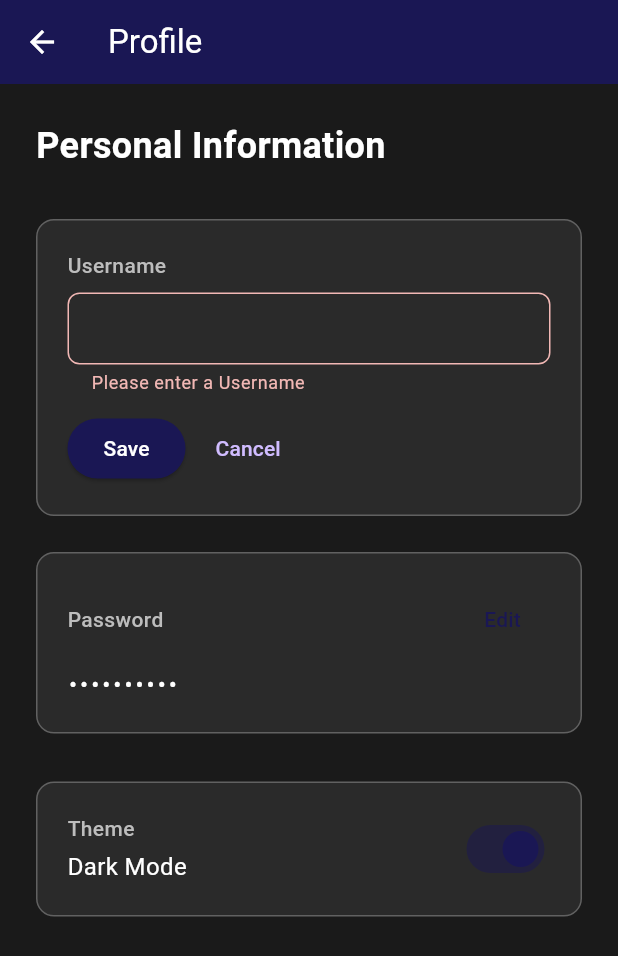
After one commit to kamcpp/miniBroker, a Flutter app: the ProfilePage screen opened directly, after a tap on "Edit", after a tap on "Save", on a phone screen of 412 x 824 dp. The commit adds this screen. Shown: the top 956 px of the screen. Run offline on Flutter 3.47's test engine with Material 3 defaults, Android fonts, the phone set to English and light mode, and no system bars; our stand-ins replace shared_preferences, sqflite; accounts and stored records are empty.

Commit message:
Add ProfilePage for user settings and implement username/password update functionality

```diff
--- /dev/null
+++ b/lib/screens/profile_page.dart
@@ -0,0 +1,506 @@
+import 'package:flutter/material.dart';
+import 'package:provider/provider.dart';
+import '../services/auth_service.dart';
+import '../services/theme_service.dart';
+import '../services/database_helper.dart';
+
+class ProfilePage extends StatefulWidget {
+  const ProfilePage({super.key});
+
+  @override
+  State<ProfilePage> createState() => _ProfilePageState();
+}
+
+class _ProfilePageState extends State<ProfilePage> {
+  final _formKey = GlobalKey<FormState>();
+  final _usernameController = TextEditingController();
+  final _passwordController = TextEditingController();
+  final _confirmPasswordController = TextEditingController();
+  final DatabaseHelper _databaseHelper = DatabaseHelper();
+
+  bool _isEditingUsername = false;
+  bool _isEditingPassword = false;
+  bool _isPasswordVisible = false;
+  bool _isLoading = false;
+
+  @override
+  void initState() {
+    super.initState();
+    _loadUserData();
+  }
+
+  @override
+  void dispose() {
+    _usernameController.dispose();
+    _passwordController.dispose();
+    _confirmPasswordController.dispose();
+    super.dispose();
+  }
+
+  void _loadUserData() {
+    final authService = Provider.of<AuthService>(context, listen: false);
+    _usernameController.text = authService.username;
+  }
+
+  @override
+  Widget build(BuildContext context) {
+    final authService = Provider.of<AuthService>(context);
+    final themeService = Provider.of<ThemeService>(context);
+    final _isDarkTheme = themeService.isDarkTheme;
+
+    return Theme(
+      data: _isDarkTheme ? ThemeData.dark() : ThemeData.light(),
+      child: Scaffold(
+        backgroundColor: _isDarkTheme ? const Color(0xFF1A1A1A) : Colors.grey[100],
+        appBar: AppBar(
+          title: const Text('Profile'),
+          backgroundColor: const Color(0xFF1a1754),
+          foregroundColor: Colors.white,
+          elevation: 0,
+          leading: IconButton(
+            icon: const Icon(Icons.arrow_back),
+            onPressed: () => Navigator.of(context).pop(),
+          ),
+        ),
+        body: SingleChildScrollView(
+          padding: const EdgeInsets.all(24),
+          child: Form(
+            key: _formKey,
+            child: Column(
+              crossAxisAlignment: CrossAxisAlignment.start,
+              children: [
+                // Header
+                Text(
+                  'Personal Information',
+                  style: TextStyle(
+                    fontSize: 24,
+                    fontWeight: FontWeight.bold,
+                    color: _isDarkTheme ? Colors.white : Colors.black,
+                  ),
+                ),
+
+                const SizedBox(height: 32),
+
+                // Username Section
+                _buildInfoSection(
+                  label: 'Username',
+                  value: authService.username,
+                  isEditing: _isEditingUsername,
+                  controller: _usernameController,
+                  onEdit: () => setState(() => _isEditingUsername = true),
+                  onSave: _saveUsername,
+                  onCancel: () {
+                    setState(() => _isEditingUsername = false);
+                    _usernameController.text = authService.username;
+                  },
+                  isDarkTheme: _isDarkTheme,
+                  canEdit: !_databaseHelper.isAdminUser(authService.username),
+                ),
+
+                const SizedBox(height: 24),
+
+                // Password Section
+                _buildPasswordSection(
+                  isDarkTheme: _isDarkTheme,
+                ),
+
+                const SizedBox(height: 32),
+
+                // Theme Toggle Section
+                _buildThemeSection(themeService, _isDarkTheme),
+              ],
+            ),
+          ),
+        ),
+      ),
+    );
+  }
+
+  Widget _buildInfoSection({
+    required String label,
+    required String value,
+    required bool isEditing,
+    required TextEditingController controller,
+    required VoidCallback onEdit,
+    required VoidCallback onSave,
+    required VoidCallback onCancel,
+    required bool isDarkTheme,
+    bool canEdit = true,
+  }) {
+    return Container(
+      padding: const EdgeInsets.all(20),
+      decoration: BoxDecoration(
+        color: isDarkTheme ? const Color(0xFF2A2A2A) : Colors.white,
+        borderRadius: BorderRadius.circular(12),
+        border: Border.all(
+          color: isDarkTheme ? Colors.grey[700]! : Colors.grey[300]!,
+          width: 1,
+        ),
+      ),
+      child: Column(
+        crossAxisAlignment: CrossAxisAlignment.start,
+        children: [
+          Row(
+            mainAxisAlignment: MainAxisAlignment.spaceBetween,
+            children: [
+              Text(
+                label,
+                style: TextStyle(
+                  fontSize: 14,
+                  fontWeight: FontWeight.w500,
+                  color: isDarkTheme ? Colors.grey[400] : Colors.grey[600],
+                ),
+              ),
+              if (canEdit && !isEditing)
+                TextButton(
+                  onPressed: onEdit,
+                  child: Text(
+                    'Edit',
+                    style: TextStyle(
+                      color: const Color(0xFF1a1754),
+                      fontSize: 14,
+                      fontWeight: FontWeight.w500,
+                    ),
+                  ),
+                ),
+            ],
+          ),
+
+          const SizedBox(height: 8),
+
+          if (isEditing) ...[
+            TextFormField(
+              controller: controller,
+              style: TextStyle(
+                fontSize: 16,
+                color: isDarkTheme ? Colors.white : Colors.black,
+              ),
+              decoration: InputDecoration(
+                border: OutlineInputBorder(
+                  borderRadius: BorderRadius.circular(8),
+                ),
+                contentPadding: const EdgeInsets.symmetric(horizontal: 12, vertical: 8),
+              ),
+              validator: (value) {
+                if (value == null || value.trim().isEmpty) {
+                  return 'Please enter a $label';
+                }
+                return null;
+              },
+            ),
+
+            const SizedBox(height: 12),
+
+            Row(
+              children: [
+                ElevatedButton(
+                  onPressed: onSave,
+                  style: ElevatedButton.styleFrom(
+                    backgroundColor: const Color(0xFF1a1754),
+                    foregroundColor: Colors.white,
+                  ),
+                  child: const Text('Save'),
+                ),
+                const SizedBox(width: 8),
+                TextButton(
+                  onPressed: onCancel,
+                  child: const Text('Cancel'),
+                ),
+              ],
+            ),
+          ] else ...[
+            Text(
+              canEdit ? value : '$value (Admin - cannot edit)',
+              style: TextStyle(
+                fontSize: 16,
+                color: isDarkTheme ? Colors.white : Colors.black,
+                fontStyle: canEdit ? FontStyle.normal : FontStyle.italic,
+              ),
+            ),
+          ],
+        ],
+      ),
+    );
+  }
+
+  Widget _buildPasswordSection({required bool isDarkTheme}) {
+    return Container(
+      padding: const EdgeInsets.all(20),
+      decoration: BoxDecoration(
+        color: isDarkTheme ? const Color(0xFF2A2A2A) : Colors.white,
+        borderRadius: BorderRadius.circular(12),
+        border: Border.all(
+          color: isDarkTheme ? Colors.grey[700]! : Colors.grey[300]!,
+          width: 1,
+        ),
+      ),
+      child: Column(
+        crossAxisAlignment: CrossAxisAlignment.start,
+        children: [
+          Row(
+            mainAxisAlignment: MainAxisAlignment.spaceBetween,
+            children: [
+              Text(
+                'Password',
+                style: TextStyle(
+                  fontSize: 14,
+                  fontWeight: FontWeight.w500,
+                  color: isDarkTheme ? Colors.grey[400] : Colors.grey[600],
+                ),
+              ),
+              if (!_isEditingPassword)
+                TextButton(
+                  onPressed: () => setState(() => _isEditingPassword = true),
+                  child: Text(
+                    'Edit',
+                    style: TextStyle(
+                      color: const Color(0xFF1a1754),
+                      fontSize: 14,
+                      fontWeight: FontWeight.w500,
+                    ),
+                  ),
+                ),
+            ],
+          ),
+
+          const SizedBox(height: 8),
+
+          if (_isEditingPassword) ...[
+            TextFormField(
+              controller: _passwordController,
+              obscureText: !_isPasswordVisible,
+              style: TextStyle(
+                fontSize: 16,
+                color: isDarkTheme ? Colors.white : Colors.black,
+              ),
+              decoration: InputDecoration(
+                labelText: 'New Password',
+                border: OutlineInputBorder(
+                  borderRadius: BorderRadius.circular(8),
+                ),
+                contentPadding: const EdgeInsets.symmetric(horizontal: 12, vertical: 8),
+                suffixIcon: IconButton(
+                  icon: Icon(_isPasswordVisible ? Icons.visibility_off : Icons.visibility),
+                  onPressed: () => setState(() => _isPasswordVisible = !_isPasswordVisible),
+                ),
+              ),
+              validator: (value) {
+                if (value == null || value.isEmpty) {
+                  return 'Please enter a new password';
+                }
+                if (value.length < 6) {
+                  return 'Password must be at least 6 characters';
+                }
+                return null;
+              },
+            ),
+
+            const SizedBox(height: 12),
+
+            TextFormField(
+              controller: _confirmPasswordController,
+              obscureText: !_isPasswordVisible,
+              style: TextStyle(
+                fontSize: 16,
+                color: isDarkTheme ? Colors.white : Colors.black,
+              ),
+              decoration: InputDecoration(
+                labelText: 'Confirm Password',
+                border: OutlineInputBorder(
+                  borderRadius: BorderRadius.circular(8),
+                ),
+                contentPadding: const EdgeInsets.symmetric(horizontal: 12, vertical: 8),
+              ),
+              validator: (value) {
+                if (value != _passwordController.text) {
+                  return 'Passwords do not match';
+                }
+                return null;
+              },
+            ),
+
+            const SizedBox(height: 12),
+
+            Row(
+              children: [
+                ElevatedButton(
+                  onPressed: _savePassword,
+                  style: ElevatedButton.styleFrom(
+                    backgroundColor: const Color(0xFF1a1754),
+                    foregroundColor: Colors.white,
+                  ),
+                  child: const Text('Save'),
+                ),
+                const SizedBox(width: 8),
+                TextButton(
+                  onPressed: () {
+                    setState(() {
+                      _isEditingPassword = false;
+                      _passwordController.clear();
+                      _confirmPasswordController.clear();
+                    });
+                  },
+                  child: const Text('Cancel'),
+                ),
+              ],
+            ),
+          ] else ...[
+            Text(
+              '••••••••••',
+              style: TextStyle(
+                fontSize: 16,
+                color: isDarkTheme ? Colors.white : Colors.black,
+                letterSpacing: 2,
+              ),
+            ),
+          ],
+        ],
+      ),
+    );
+  }
+
+  Widget _buildThemeSection(ThemeService themeService, bool isDarkTheme) {
+    return Container(
+      padding: const EdgeInsets.all(20),
+      decoration: BoxDecoration(
+        color: isDarkTheme ? const Color(0xFF2A2A2A) : Colors.white,
+        borderRadius: BorderRadius.circular(12),
+        border: Border.all(
+          color: isDarkTheme ? Colors.grey[700]! : Colors.grey[300]!,
+          width: 1,
+        ),
+      ),
+      child: Row(
+        mainAxisAlignment: MainAxisAlignment.spaceBetween,
+        children: [
+          Column(
+            crossAxisAlignment: CrossAxisAlignment.start,
+            children: [
+              Text(
+                'Theme',
+                style: TextStyle(
+                  fontSize: 14,
+                  fontWeight: FontWeight.w500,
+                  color: isDarkTheme ? Colors.grey[400] : Colors.grey[600],
+                ),
+              ),
+              const SizedBox(height: 4),
+              Text(
+                isDarkTheme ? 'Dark Mode' : 'Light Mode',
+                style: TextStyle(
+                  fontSize: 16,
+                  color: isDarkTheme ? Colors.white : Colors.black,
+                ),
+              ),
+            ],
+          ),
+          Switch(
+            value: isDarkTheme,
+            onChanged: (value) => themeService.toggleTheme(),
+            activeColor: const Color(0xFF1a1754),
+          ),
+        ],
+      ),
+    );
+  }
+
+  void _saveUsername() async {
+    if (!_formKey.currentState!.validate()) return;
+
+    setState(() => _isLoading = true);
+
+    try {
+      final authService = Provider.of<AuthService>(context, listen: false);
+      final newUsername = _usernameController.text.trim();
+
+      // Check if username actually changed
+      if (newUsername.toLowerCase() == authService.username.toLowerCase()) {
+        setState(() => _isEditingUsername = false);
+        return;
+      }
+
+      // Check if username already exists
+      final exists = await _databaseHelper.isUsernameExists(newUsername);
+      if (exists) {
+        ScaffoldMessenger.of(context).showSnackBar(
+          const SnackBar(
+            content: Text('Username already exists'),
+            backgroundColor: Colors.red,
+          ),
+        );
+        return;
+      }
+
+      // Update username
+      final success = await authService.updateUsername(newUsername);
+      if (success) {
+        ScaffoldMessenger.of(context).showSnackBar(
+          const SnackBar(
+            content: Text('Username updated successfully'),
+            backgroundColor: Colors.green,
+          ),
+        );
+        setState(() => _isEditingUsername = false);
+      } else {
+        ScaffoldMessenger.of(context).showSnackBar(
+          const SnackBar(
+            content: Text('Failed to update username'),
+            backgroundColor: Colors.red,
+          ),
+        );
+      }
+    } catch (e) {
+      ScaffoldMessenger.of(context).showSnackBar(
+        SnackBar(
+          content: Text('Error updating username: $e'),
+          backgroundColor: Colors.red,
+        ),
+      );
+    } finally {
+      setState(() => _isLoading = false);
+    }
+  }
+
+  void _savePassword() async {
+    if (!_formKey.currentState!.validate()) return;
+
+    setState(() => _isLoading = true);
+
+    try {
+      final authService = Provider.of<AuthService>(context, listen: false);
+      final newPassword = _passwordController.text;
+
+      // Update password
+      final success = await authService.updatePassword(newPassword);
+      if (success) {
+        ScaffoldMessenger.of(context).showSnackBar(
+          const SnackBar(
+            content: Text('Password updated successfully'),
+            backgroundColor: Colors.green,
+          ),
+        );
+        setState(() {
+          _isEditingPassword = false;
+          _passwordController.clear();
+          _confirmPasswordController.clear();
+        });
+      } else {
+        ScaffoldMessenger.of(context).showSnackBar(
+          const SnackBar(
+            content: Text('Failed to update password'),
+            backgroundColor: Colors.red,
+          ),
+        );
+      }
+    } catch (e) {
+      ScaffoldMessenger.of(context).showSnackBar(
+        SnackBar(
+          content: Text('Error updating password: $e'),
+          backgroundColor: Colors.red,
+        ),
+      );
+    } finally {
+      setState(() => _isLoading = false);
+    }
+  }
+}
--- a/lib/services/auth_service.dart
+++ b/lib/services/auth_service.dart
@@ -155,4 +155,41 @@ class AuthService extends ChangeNotifier {
     _username = '';
     notifyListeners();
   }
+
+  // Update current user's password
+  Future<bool> updatePassword(String newPassword) async {
+    try {
+      if (!_isLoggedIn || _username.isEmpty) {
+        return false;
+      }
+
+      final success = await _databaseHelper.updateUserPassword(_username, newPassword);
+      return success;
+    } catch (e) {
+      print('Error updating password: $e');
+      return false;
+    }
+  }
+
+  // Update current user's username
+  Future<bool> updateUsername(String newUsername) async {
+    try {
+      if (!_isLoggedIn || _username.isEmpty) {
+        return false;
+      }
+
+      final success = await _databaseHelper.updateUsername(_username, newUsername);
+      if (success) {
+        // Update the stored username in preferences and local state
+        final prefs = await SharedPreferences.getInstance();
+        await prefs.setString('username', newUsername.toLowerCase().trim());
+        _username = newUsername.toLowerCase().trim();
+        notifyListeners();
+      }
+      return success;
+    } catch (e) {
+      print('Error updating username: $e');
+      return false;
+    }
+  }
 }
--- a/lib/services/database_helper.dart
+++ b/lib/services/database_helper.dart
@@ -216,6 +216,57 @@ class DatabaseHelper {
     return username.toLowerCase().trim() == 'admin';
   }
 
+  // Update user password
+  Future<bool> updateUserPassword(String username, String newPassword) async {
+    try {
+      final db = await database;
+      final hashedPassword = _hashPassword(newPassword);
+
+      final result = await db.update(
+        'users',
+        {'password': hashedPassword},
+        where: 'username = ?',
+        whereArgs: [username.toLowerCase().trim()],
+      );
+
+      return result > 0;
+    } catch (e) {
+      print('Error updating user password: $e');
+      return false;
+    }
+  }
+
+  // Update username (if not admin)
+  Future<bool> updateUsername(String oldUsername, String newUsername) async {
+    try {
+      // Prevent updating admin username
+      if (isAdminUser(oldUsername)) {
+        print('❌ Cannot update admin username');
+        return false;
+      }
+
+      // Check if new username already exists
+      final exists = await isUsernameExists(newUsername);
+      if (exists) {
+        print('❌ Username already exists');
+        return false;
+      }
+
+      final db = await database;
+      final result = await db.update(
+        'users',
+        {'username': newUsername.toLowerCase().trim()},
+        where: 'username = ?',
+        whereArgs: [oldUsername.toLowerCase().trim()],
+      );
+
+      return result > 0;
+    } catch (e) {
+      print('Error updating username: $e');
+      return false;
+    }
+  }
+
   // Close database
   Future<void> close() async {
     final db = await database;
```
Also changed, not shown: lib/screens/portfolio_page.dart (+32 -2 lines), lib/screens/trading_page.dart (+33 -3 lines).
